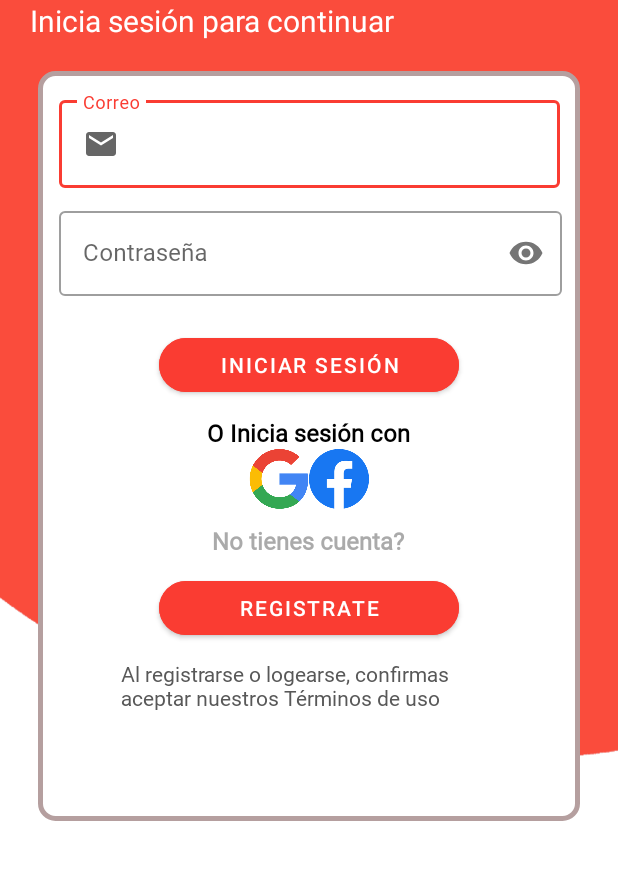
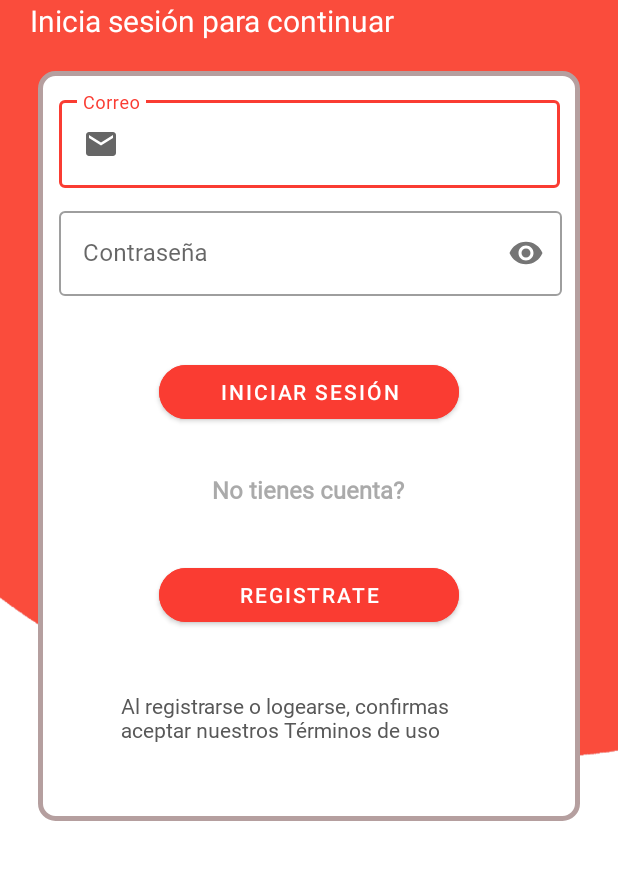
Before and after one commit to paulapinzonamaya/MonsterBurgerApp, an Android app: the screen it shows after launch (MainActivity), on a phone screen of 412 x 824 dp, the part 219-1099 px from its top. Run offline under Robolectric (Android 15) with nearby library versions, the light colour scheme and no system bars; our stand-ins replace Firebase (no records; nobody signed in at launch, a user with empty details on screens opened directly), navigation-ui; Roboto replaces fonts that are not available here.

Commit message:
Login corregido

```diff
--- a/app/src/main/res/layout/fragment_login.xml
+++ b/app/src/main/res/layout/fragment_login.xml
@@ -9,9 +9,6 @@
     android:background="@drawable/background"
     android:padding="20dp">
 
-
-
-
     <TextView
         android:id="@+id/signinText"
         android:layout_width="match_parent"
@@ -22,7 +19,6 @@
         android:textStyle="bold"
         android:layout_margin="15dp"
         android:gravity="center"/>
-
 
     <TextView
         android:id="@+id/bienvenidoText"
@@ -55,7 +51,6 @@
         android:background="@drawable/esquinas_redondeadas"
         android:orientation="vertical">
 
-
         <com.google.android.material.textfield.TextInputLayout
             android:id="@+id/correoTextField"
             style="@style/Widget.MaterialComponents.TextInputLayout.OutlinedBox"
@@ -83,7 +78,7 @@
             android:layout_width="335dp"
             android:layout_height="wrap_content"
             android:layout_marginLeft="10dp"
-            android:layout_marginBottom="12dp"
+            android:layout_marginBottom="30dp"
             android:background="@color/white"
             android:hint="Contraseña"
             app:passwordToggleEnabled="true">
@@ -109,39 +104,6 @@
             app:cornerRadius="60px" />
 
         <TextView
-            android:id="@+id/otrosText"
-            android:layout_width="250dp"
-            android:layout_height="wrap_content"
-            android:layout_gravity="center"
-            android:fontFamily="@font/poppins"
-            android:text="O Inicia sesión con"
-            android:textAlignment="center"
-            android:textColor="@android:color/black"
-            android:textSize="16dp"
-            android:textStyle="bold" />
-
-        <LinearLayout
-            android:layout_width="match_parent"
-            android:layout_height="wrap_content"
-            android:orientation="horizontal"
-            android:gravity="center">
-
-            <ImageButton
-                android:id="@+id/googleButton"
-                android:layout_width="40dp"
-                android:layout_height="40dp"
-                android:background="@drawable/google" />
-
-            <ImageButton
-                android:id="@+id/facebookButton"
-                android:layout_width="40dp"
-                android:layout_height="40dp"
-                android:background="@drawable/fb" />
-
-        </LinearLayout>
-
-
-        <TextView
             android:id="@+id/nuevoUsuario"
             android:layout_width="250dp"
             android:layout_height="wrap_content"
@@ -154,7 +116,8 @@
             android:textColor="@android:color/darker_gray"
             android:textSize="16dp"
             android:textStyle="bold"
-            android:layout_marginTop="10dp"/>
+            android:layout_marginTop="20dp"
+            android:layout_marginBottom="25dp"/>
 
         <com.google.android.material.button.MaterialButton
             android:id="@+id/btnRegistrate"
@@ -173,13 +136,11 @@
             android:layout_width="250dp"
             android:layout_height="wrap_content"
             android:layout_gravity="center"
+            android:layout_marginTop="30dp"
             android:fontFamily="@font/poppins"
             android:text="Al registrarse o logearse, confirmas aceptar nuestros Términos de uso"
             android:textColor="@color/colorTextSubtittle"
             android:textSize="14dp" />
 
     </LinearLayout>
-
-
-
 </LinearLayout>
```
